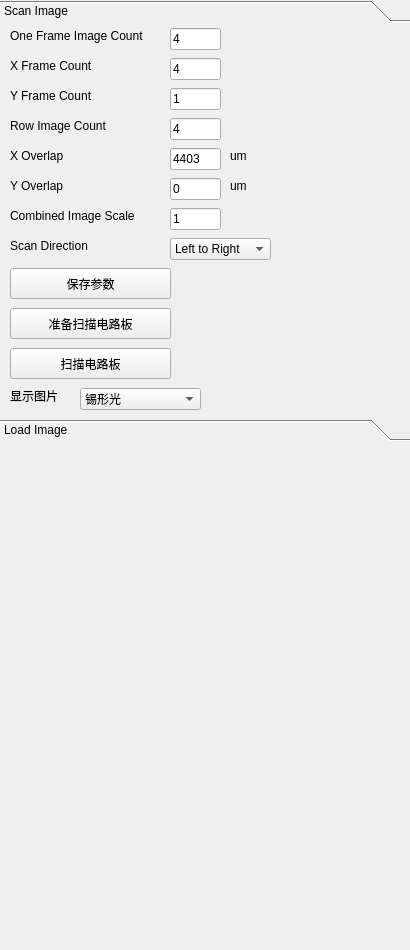
Before: the Qt Designer form DataModule/ScanImageWidget.ui in chuandongxu/AOI, drawn with Qt 5.
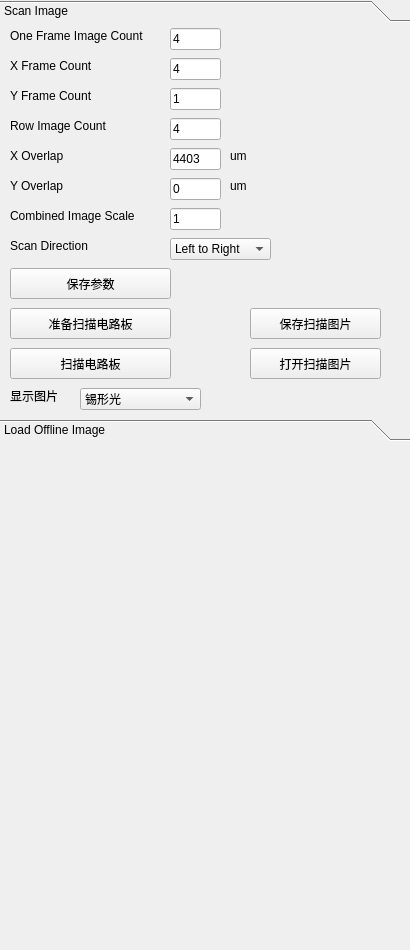
After: the same form once the commit is applied.

Commit message:
Support save and load scaned image.
Support save and load scaned image.

```diff
--- a/DataModule/ScanImageWidget.ui
+++ b/DataModule/ScanImageWidget.ui
@@ -31,7 +31,7 @@
       <x>0</x>
       <y>0</y>
       <width>410</width>
-      <height>387</height>
+      <height>379</height>
      </rect>
     </property>
     <attribute name="label">
@@ -371,6 +371,32 @@
       <string>显示图片</string>
      </property>
     </widget>
+    <widget class="QPushButton" name="btnSaveScanImage">
+     <property name="geometry">
+      <rect>
+       <x>250</x>
+       <y>280</y>
+       <width>131</width>
+       <height>31</height>
+      </rect>
+     </property>
+     <property name="text">
+      <string>保存扫描图片</string>
+     </property>
+    </widget>
+    <widget class="QPushButton" name="btnOpenScanImage">
+     <property name="geometry">
+      <rect>
+       <x>250</x>
+       <y>320</y>
+       <width>131</width>
+       <height>31</height>
+      </rect>
+     </property>
+     <property name="text">
+      <string>打开扫描图片</string>
+     </property>
+    </widget>
    </widget>
    <widget class="QWidget" name="loadImage">
     <property name="geometry">
@@ -382,7 +408,7 @@
      </rect>
     </property>
     <attribute name="label">
-     <string>Load Image</string>
+     <string>Load Offline Image</string>
     </attribute>
     <widget class="QCheckBox" name="checkBoxBoardRotated">
      <property name="geometry">
```
Left out of the diff: 2 changed lines with no effect on the pictures. The commit also changes 6 other files.
